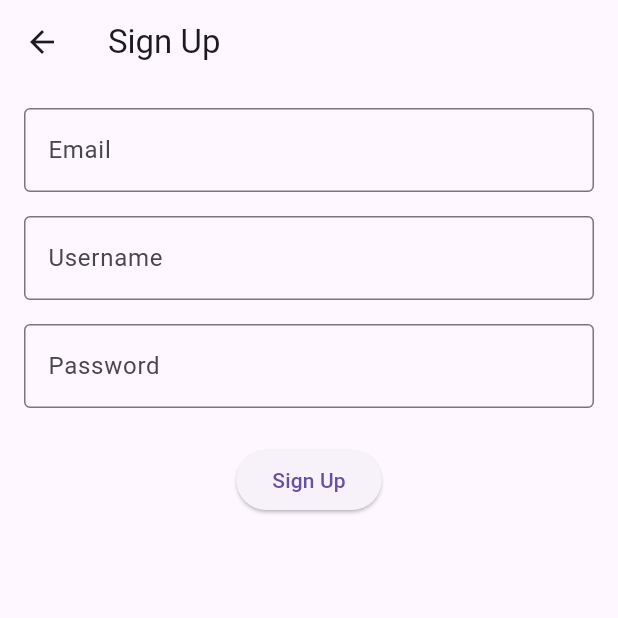
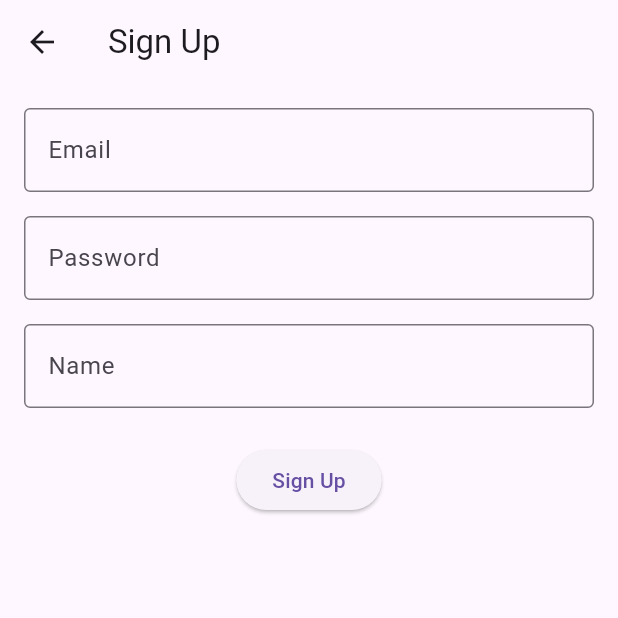
Before and after one commit to JaysonSales/my_app, a Flutter app: the HomePage screen opened by its route, after a tap on the "logout" icon, after a tap on "Don't have an account? Sign Up", on a phone screen of 412 x 824 dp, the top half of it. Run offline on Flutter 3.47's test engine with Material 3 defaults, Android fonts, the phone set to English and light mode, and no system bars; drawn by our look-alikes of flutter_form_builder; our stand-ins replace form_builder_validators, go_router; accounts and stored records are empty.

Commit message:
fix sign up page

```diff
--- a/lib/src/pages/public/auth/sign_up/sign_up_page.dart
+++ b/lib/src/pages/public/auth/sign_up/sign_up_page.dart
@@ -29,13 +29,14 @@ class SignUpPageState extends State<SignUpPage> {
       await _authService.register(
         formData['email'],
         formData['password'],
+        formData['name'],
       );
 
       if (!mounted) return;
       ScaffoldMessenger.of(context).showSnackBar(
         SnackBar(
           content: Text(
-            'Signed up!\nEmail: ${formData['email']}\nUsername: ${formData['username']}',
+            'Signed up!\nEmail: ${formData['email']}\nName: ${formData['name']}',
           ),
           duration: const Duration(seconds: 3),
         ),
@@ -83,15 +84,6 @@ class SignUpPageState extends State<SignUpPage> {
               ),
               const SizedBox(height: 16),
               FormBuilderTextField(
-                name: 'username',
-                decoration: const InputDecoration(
-                  labelText: 'Username',
-                  border: OutlineInputBorder(),
-                ),
-                validator: FormBuilderValidators.required(),
-              ),
-              const SizedBox(height: 16),
-              FormBuilderTextField(
                 name: 'password',
                 decoration: const InputDecoration(
                   labelText: 'Password',
@@ -102,6 +94,15 @@ class SignUpPageState extends State<SignUpPage> {
                   FormBuilderValidators.required(),
                   FormBuilderValidators.minLength(6),
                 ]),
+              ),
+              const SizedBox(height: 16),
+              FormBuilderTextField(
+                name: 'name',
+                decoration: const InputDecoration(
+                  labelText: 'Name',
+                  border: OutlineInputBorder(),
+                ),
+                validator: FormBuilderValidators.required(),
               ),
               const SizedBox(height: 24),
               ElevatedButton(
--- a/lib/src/pages/public/error/index.dart
+++ b/lib/src/pages/public/error/index.dart
@@ -1,13 +1,14 @@
 import 'package:flutter/material.dart';
 import 'package:go_router/go_router.dart';
 import 'package:my_app/src/pages/public/error/forbidden_page.dart';
+import 'package:my_app/src/pages/public/error/internal_server_page.dart';
 import 'package:my_app/src/pages/public/error/not_found_page.dart';
 
 final errorRoutes = <RouteBase>[
   GoRoute(
-    path: '/406',
+    path: '/500',
     builder: (BuildContext context, GoRouterState state) {
-      return const NotFoundPage();
+      return const InternalServerPage();
     },
   ),
   GoRoute(
--- a/lib/src/service/core/auth_service.dart
+++ b/lib/src/service/core/auth_service.dart
@@ -31,7 +31,7 @@ class AuthService {
     return null;
   }
 
-  Future<void> register(String email, String password) async {
+  Future<void> register(String email, String password, String name) async {
     await Future.delayed(const Duration(seconds: 1));
 
     for (final user in _users) {
@@ -40,7 +40,7 @@ class AuthService {
       }
     }
 
-    final newUser = User(email: email, password: password, name: 'New User');
+    final newUser = User(email: email, password: password, name: name);
     _users.add(newUser);
     _currentUser = newUser;
   }
```
Also changed, not shown: lib/src/pages/public/error/internal_server_page.dart (+37 -0 lines).
